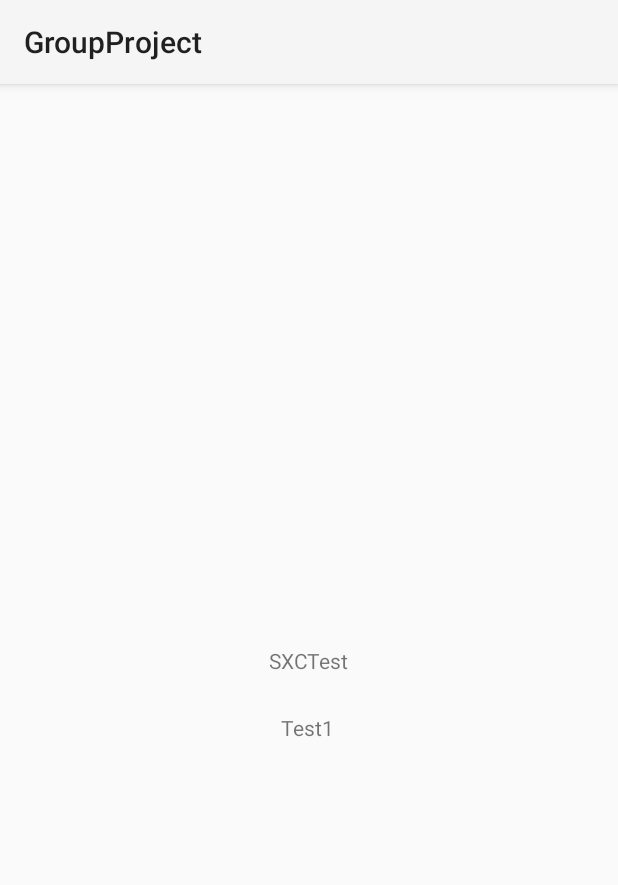
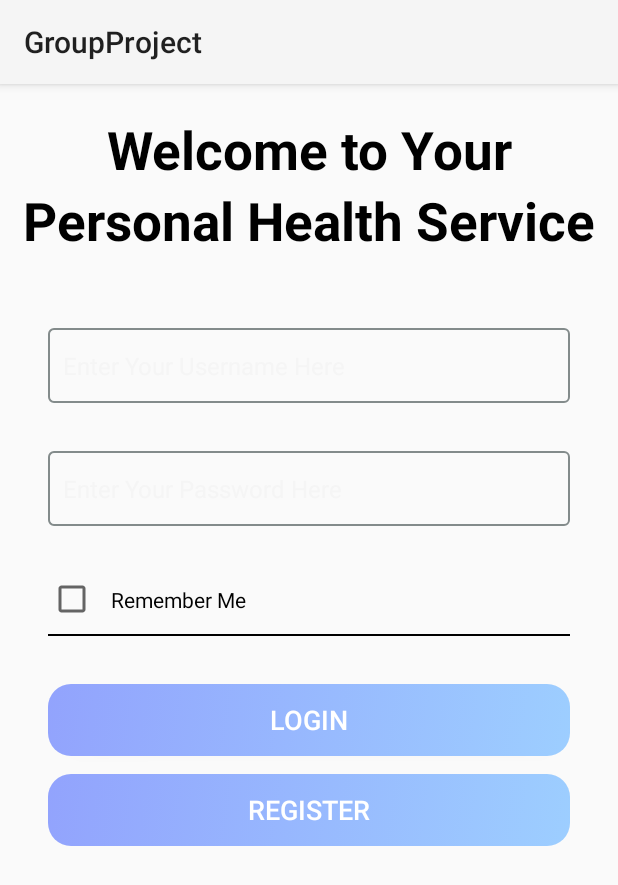
Before and after one commit to irritablebro/404GroupProject, an Android app: the screen it shows after launch (MainActivity before the commit, sign_in after it), on a phone screen of 412 x 824 dp. Shown: the top 885 px of the screen. Run offline under Robolectric (Android 15) with nearby library versions, the phone set to English and light mode, and no system bars.

Commit message:
登录页 未完成

```diff
--- a/app/src/main/AndroidManifest.xml
+++ b/app/src/main/AndroidManifest.xml
@@ -14,7 +14,12 @@
         tools:targetApi="31">
         <activity
             android:name=".sign_in"
-            android:exported="false">
+            android:exported="true">
+            <intent-filter>
+                <action android:name="android.intent.action.MAIN" />
+
+                <category android:name="android.intent.category.LAUNCHER" />
+            </intent-filter>
             <meta-data
                 android:name="android.app.lib_name"
                 android:value="" />
@@ -28,12 +33,8 @@
         </activity>
         <activity
             android:name=".MainActivity"
-            android:exported="true">
-            <intent-filter>
-                <action android:name="android.intent.action.MAIN" />
+            android:exported="false">
 
-                <category android:name="android.intent.category.LAUNCHER" />
-            </intent-filter>
 
             <meta-data
                 android:name="android.app.lib_name"
--- /dev/null
+++ b/app/src/main/res/drawable-v24/btn_background.xml
@@ -0,0 +1,12 @@
+<?xml version="1.0" encoding="utf-8"?>
+<selector xmlns:android="http://schemas.android.com/apk/res/android">
+<item>
+    <shape android:shape="rectangle">
+        <gradient
+            android:angle="135"
+            android:endColor="#92A3FD"
+            android:startColor="#9DCEFF" />
+        <corners android:radius="15dp"/>
+    </shape>
+</item>
+</selector>
--- /dev/null
+++ b/app/src/main/res/drawable-v24/edittext_background.xml
@@ -0,0 +1,23 @@
+<?xml version="1.0" encoding="utf-8"?>
+<shape xmlns:android="http://schemas.android.com/apk/res/android"
+    android:shape="rectangle" >
+
+    <gradient android:angle="45" />
+    <!--设置边距-->
+    <padding
+        android:bottom="2dp"
+        android:left="2dp"
+        android:right="2dp"
+        android:top="2dp" />
+    <!-- 设置圆角矩形 -->
+    <corners android:radius="3dp" />
+
+
+    <!--设置边框粗细和颜色-->
+    <stroke
+        android:width="2px"
+        android:color="#838B8B" />
+
+    <!--<solid android:color="#838B8B" />-->
+
+</shape>
--- a/app/src/main/res/layout/activity_sign_in.xml
+++ b/app/src/main/res/layout/activity_sign_in.xml
@@ -6,17 +6,141 @@
     android:layout_height="match_parent"
     tools:context=".sign_in">
 
+
     <TextView
-        android:id="@+id/textView"
+        android:id="@+id/textView2"
         android:layout_width="wrap_content"
         android:layout_height="wrap_content"
-        android:text="Welcome to Your Personal Health Service"
+        android:layout_marginTop="20dp"
+        android:text="Welcome to Your"
         android:textColor="@color/black"
-        android:textSize="20dp"
+        android:textSize="35sp"
+        android:textStyle="bold"
+        app:layout_constraintEnd_toEndOf="parent"
+        app:layout_constraintStart_toStartOf="parent"
+        app:layout_constraintTop_toTopOf="parent" />
+
+    <TextView
+        android:id="@+id/textView3"
+        android:layout_width="wrap_content"
+        android:layout_height="wrap_content"
+        android:text="Personal Health Service"
+        android:textColor="@color/black"
+        android:textSize="35sp"
+        android:textStyle="bold"
+
+        app:layout_constraintEnd_toEndOf="parent"
+        app:layout_constraintStart_toStartOf="parent"
+        app:layout_constraintTop_toBottomOf="@+id/textView2" />
+
+
+
+    <ScrollView
+        android:id="@+id/scrollView2"
+        android:layout_width="match_parent"
+        android:layout_height="0dp"
         app:layout_constraintBottom_toBottomOf="parent"
         app:layout_constraintEnd_toEndOf="parent"
         app:layout_constraintStart_toStartOf="parent"
-        app:layout_constraintTop_toTopOf="parent"
-        app:layout_constraintVertical_bias="0.052" />
+        app:layout_constraintTop_toBottomOf="@+id/textView3">
+
+        <LinearLayout
+            android:layout_width="match_parent"
+            android:layout_height="wrap_content"
+            android:orientation="vertical">
+
+            <LinearLayout
+                android:layout_width="match_parent"
+                android:layout_height="match_parent"
+                android:layout_marginStart="32dp"
+                android:layout_marginTop="32dp"
+                android:layout_marginEnd="32dp"
+                android:orientation="vertical">
+
+
+
+                <EditText
+                    android:id="@+id/login_username"
+                    android:layout_width="match_parent"
+                    android:layout_height="50dp"
+                    android:layout_marginTop="16dp"
+                    android:layout_marginBottom="16dp"
+                    android:background="@drawable/edittext_background"
+                    android:ems="10"
+                    android:hint="Enter Your Username Here"
+
+                    android:inputType="textPersonName"
+                    android:paddingLeft="10dp"
+                    android:textColorHint="#f5f5f5"
+                    android:textSize="16sp" />
+            </LinearLayout>
+
+            <LinearLayout
+                android:layout_width="match_parent"
+                android:layout_height="match_parent"
+                android:layout_marginStart="32dp"
+                android:layout_marginEnd="32dp"
+                android:orientation="vertical">
+
+
+                <EditText
+                    android:id="@+id/login_psw"
+                    android:layout_width="match_parent"
+                    android:layout_height="50dp"
+                    android:layout_marginTop="16dp"
+                    android:layout_marginBottom="16dp"
+                    android:background="@drawable/edittext_background"
+                    android:ems="10"
+                    android:hint="Enter Your Password Here"
+                    android:inputType="textPassword"
+                    android:paddingLeft="10dp"
+                    android:textColorHint="#f5f5f5"
+                    android:textSize="16sp" />
+                <CheckBox
+                    android:id="@+id/login_remember"
+                    android:layout_width="327dp"
+                    android:layout_height="46dp"
+                    android:layout_marginTop="10dp"
+                    android:padding="10dp"
+                    android:text="Remember Me"
+                    android:textColor="@color/black"
+                    app:layout_constraintEnd_toEndOf="parent"
+                    app:layout_constraintStart_toStartOf="parent"
+                    app:layout_constraintTop_toBottomOf="@+id/login_psw"
+                    app:layout_constraintWidth_percent=".8" />
+
+                <View
+                    android:layout_width="match_parent"
+                    android:layout_height="1dp"
+                    android:background="@android:color/black"/>
+
+            </LinearLayout>
+
+
+
+            <Button
+                android:id="@+id/login_btn_login"
+                android:layout_width="match_parent"
+                android:layout_height="wrap_content"
+                android:layout_marginStart="32dp"
+                android:layout_marginTop="32dp"
+                android:layout_marginEnd="32dp"
+                android:background="@drawable/btn_background"
+                android:text="Login"
+                android:textColor="#ffffff"
+                android:textSize="18sp" />
+            <Button
+                android:id="@+id/login_btn_sign"
+                android:layout_width="match_parent"
+                android:layout_height="wrap_content"
+                android:layout_marginStart="32dp"
+                android:layout_marginTop="12dp"
+                android:layout_marginEnd="32dp"
+                android:background="@drawable/btn_background"
+                android:text="Register"
+                android:textColor="#ffffff"
+                android:textSize="18sp" />
+        </LinearLayout>
+    </ScrollView>
 
 </androidx.constraintlayout.widget.ConstraintLayout>
```
Also changed, not shown: 1 other file.
